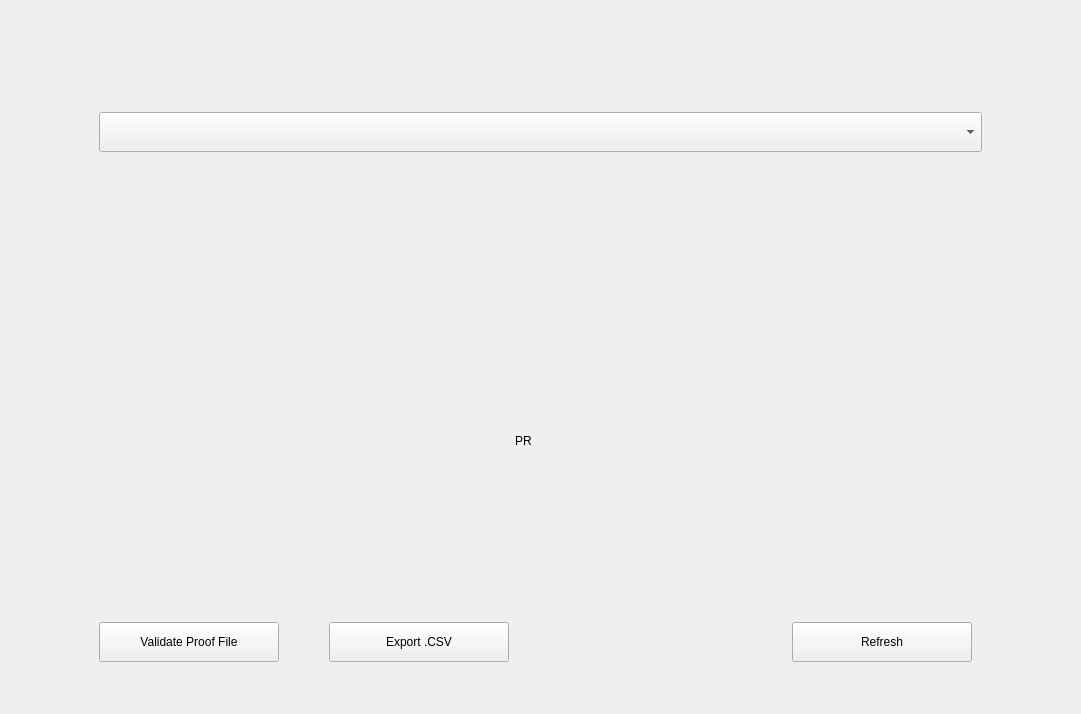
Above: windows_desktop/e_transactions.ui from 0xkobe/mwc-wallet before the change. Below: the same form after it.
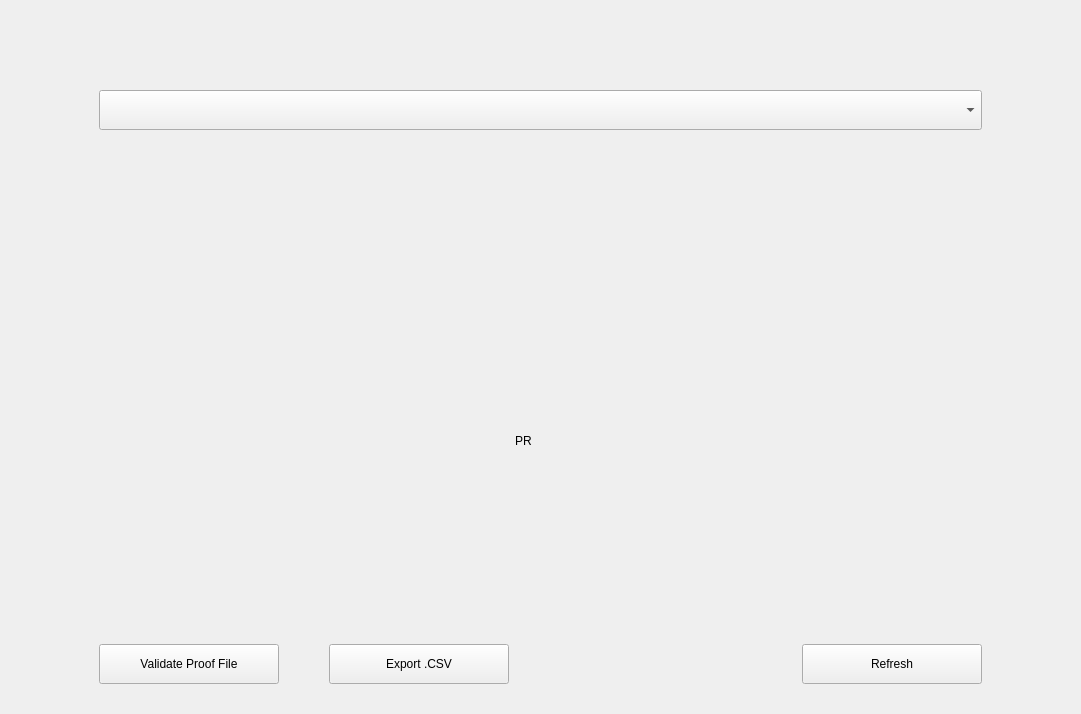
That is the form after the change. Custom widgets are drawn as their Qt base class.

What changed in the file:
```diff
--- a/windows_desktop/e_transactions.ui
+++ b/windows_desktop/e_transactions.ui
@@ -13,20 +13,13 @@
   <property name="windowTitle">
    <string>Form</string>
   </property>
-  <layout class="QVBoxLayout" name="verticalLayout" stretch="2,14,1">
-   <item>
-    <spacer name="verticalSpacer">
-     <property name="orientation">
-      <enum>Qt::Vertical</enum>
-     </property>
-     <property name="sizeHint" stdset="0">
-      <size>
-       <width>20</width>
-       <height>39</height>
-      </size>
-     </property>
-    </spacer>
-   </item>
+  <layout class="QVBoxLayout" name="verticalLayout" stretch="14">
+   <property name="topMargin">
+    <number>90</number>
+   </property>
+   <property name="bottomMargin">
+    <number>30</number>
+   </property>
    <item>
     <layout class="QHBoxLayout" name="horizontalLayout_4" stretch="1,10,1">
      <item>
@@ -44,23 +37,6 @@
      </item>
      <item>
       <layout class="QVBoxLayout" name="verticalLayout_3">
-       <item>
-        <layout class="QHBoxLayout" name="horizontalLayout_5">
-         <item>
-          <spacer name="horizontalSpacer_9">
-           <property name="orientation">
-            <enum>Qt::Horizontal</enum>
-           </property>
-           <property name="sizeHint" stdset="0">
-            <size>
-             <width>40</width>
-             <height>20</height>
-            </size>
-           </property>
-          </spacer>
-         </item>
-        </layout>
-       </item>
        <item>
         <layout class="QHBoxLayout" name="horizontalLayout_3">
          <item>
@@ -210,7 +186,7 @@
         </widget>
        </item>
        <item>
-        <layout class="QHBoxLayout" name="horizontalLayout" stretch="0,1,0,2,0,0">
+        <layout class="QHBoxLayout" name="horizontalLayout" stretch="0,1,0,2,0">
          <property name="spacing">
           <number>10</number>
          </property>
@@ -345,28 +321,6 @@
            </property>
           </widget>
          </item>
-         <item>
-          <widget class="QFrame" name="spacer">
-           <property name="minimumSize">
-            <size>
-             <width>0</width>
-             <height>10</height>
-            </size>
-           </property>
-           <property name="maximumSize">
-            <size>
-             <width>20</width>
-             <height>10</height>
-            </size>
-           </property>
-           <property name="frameShape">
-            <enum>QFrame::NoFrame</enum>
-           </property>
-           <property name="frameShadow">
-            <enum>QFrame::Raised</enum>
-           </property>
-          </widget>
-         </item>
         </layout>
        </item>
       </layout>
@@ -386,19 +340,6 @@
      </item>
     </layout>
    </item>
-   <item>
-    <spacer name="verticalSpacer_2">
-     <property name="orientation">
-      <enum>Qt::Vertical</enum>
-     </property>
-     <property name="sizeHint" stdset="0">
-      <size>
-       <width>20</width>
-       <height>39</height>
-      </size>
-     </property>
-    </spacer>
-   </item>
   </layout>
  </widget>
  <customwidgets>
```
